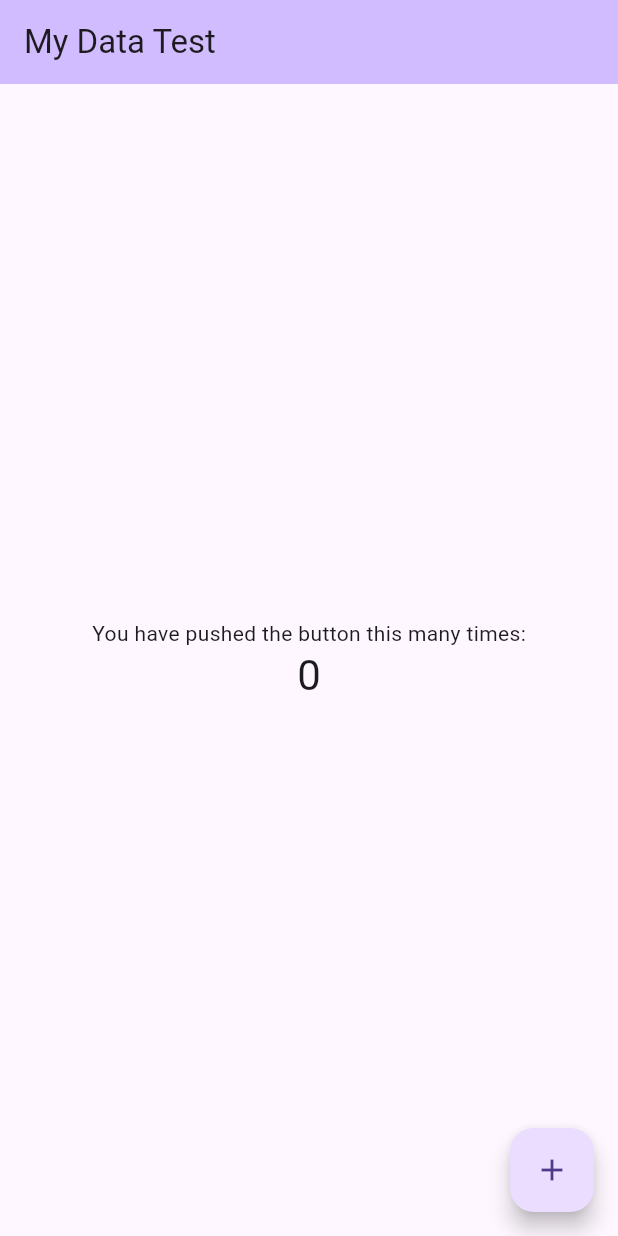
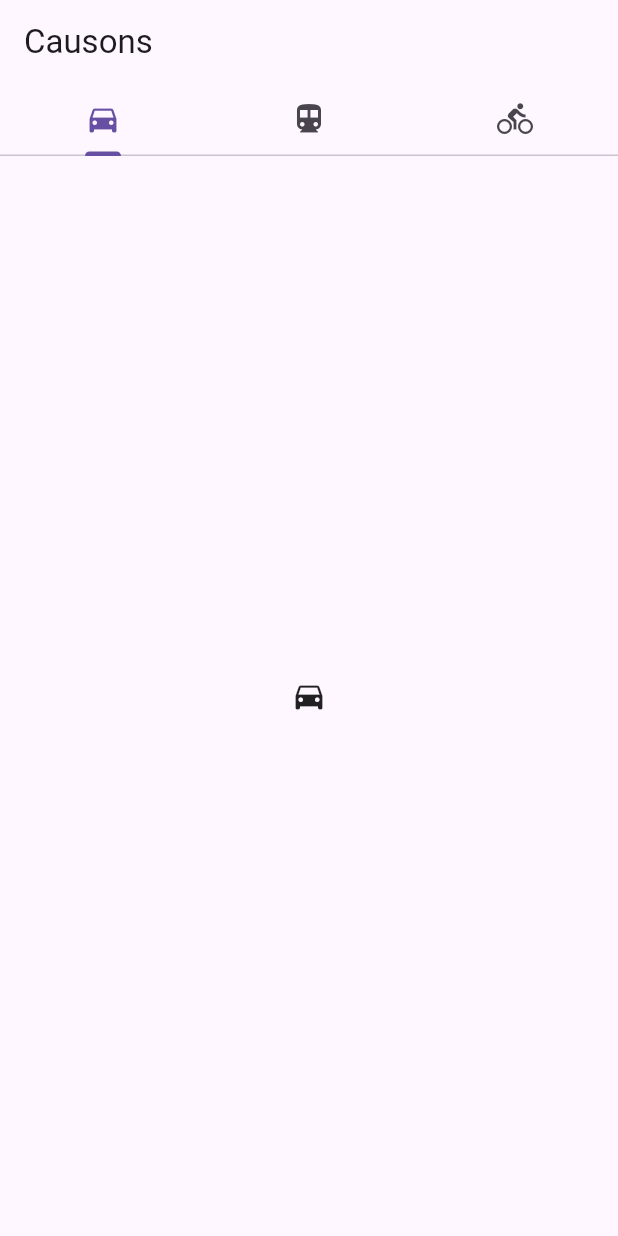
Before and after one commit to JojoKouam/causons_app, a Flutter app: the screen it shows after launch, on a phone screen of 412 x 824 dp. Run offline on Flutter 3.47's test engine with Material 3 defaults, Android fonts, the phone set to English and light mode, and no system bars.

Commit message:
[ADD] Tabs test

```diff
--- /dev/null
+++ b/lib/home_page.dart
@@ -0,0 +1,30 @@
+import 'package:flutter/material.dart';
+
+
+class HomePage extends StatelessWidget {
+  const HomePage({super.key});
+
+  @override
+  Widget build(BuildContext context) {
+    // TODO: implement build
+    return MaterialApp(
+      debugShowCheckedModeBanner: false,
+      home: DefaultTabController(length: 3, child: Scaffold(
+        appBar: AppBar(
+          bottom: const TabBar(
+            tabs: [
+              Tab(icon: Icon(Icons.directions_car)),
+              Tab(icon: Icon(Icons.directions_transit)),
+              Tab(icon: Icon(Icons.directions_bike)),
+            ],
+        ),
+          title: const Text('Causons')),
+        body: const TabBarView(children: [
+          Icon(Icons.directions_car),
+          Icon(Icons.directions_transit),
+          Icon(Icons.directions_bike),
+        ]),
+      ))
+    );
+  }
+}
--- a/lib/main.dart
+++ b/lib/main.dart
@@ -1,3 +1,4 @@
+import 'package:causons/home_page.dart';
 import 'package:flutter/material.dart';
 
 void main() {
@@ -10,116 +11,9 @@ class MyApp extends StatelessWidget {
   // This widget is the root of your application.
   @override
   Widget build(BuildContext context) {
-    return MaterialApp(
-      title: 'Flutter Demo',
-      theme: ThemeData(
-        // This is the theme of your application.
-        //
-        // TRY THIS: Try running your application with "flutter run". You'll see
-        // the application has a purple toolbar. Then, without quitting the app,
-        // try changing the seedColor in the colorScheme below to Colors.green
-        // and then invoke "hot reload" (save your changes or press the "hot
-        // reload" button in a Flutter-supported IDE, or press "r" if you used
-        // the command line to start the app).
-        //
-        // Notice that the counter didn't reset back to zero; the application
-        // state is not lost during the reload. To reset the state, use hot
-        // restart instead.
-        //
-        // This works for code too, not just values: Most code changes can be
-        // tested with just a hot reload.
-        // colorScheme: ColorScheme.fromSeed(seedColor: Colors.deepPurple),
-        useMaterial3: true,
-      ),
-      home: const MyHomePage(title: 'My Data Test'),
+    return const MaterialApp(
+      debugShowCheckedModeBanner: false,
+      home: HomePage(),
     );
   }
 }
-
-class MyHomePage extends StatefulWidget {
-  const MyHomePage({super.key, required this.title});
-
-  // This widget is the home page of your application. It is stateful, meaning
-  // that it has a State object (defined below) that contains fields that affect
-  // how it looks.
-
-  // This class is the configuration for the state. It holds the values (in this
-  // case the title) provided by the parent (in this case the App widget) and
-  // used by the build method of the State. Fields in a Widget subclass are
-  // always marked "final".
-
-  final String title;
-
-  @override
-  State<MyHomePage> createState() => _MyHomePageState();
-}
-
-class _MyHomePageState extends State<MyHomePage> {
-  int _counter = 0;
-
-  void _incrementCounter() {
-    setState(() {
-      // This call to setState tells the Flutter framework that something has
-      // changed in this State, which causes it to rerun the build method below
-      // so that the display can reflect the updated values. If we changed
-      // _counter without calling setState(), then the build method would not be
-      // called again, and so nothing would appear to happen.
-      _counter++;
-    });
-  }
-
-  @override
-  Widget build(BuildContext context) {
-    // This method is rerun every time setState is called, for instance as done
-    // by the _incrementCounter method above.
-    //
-    // The Flutter framework has been optimized to make rerunning build methods
-    // fast, so that you can just rebuild anything that needs updating rather
-    // than having to individually change instances of widgets.
-    return Scaffold(
-      appBar: AppBar(
-        // TRY THIS: Try changing the color here to a specific color (to
-        // Colors.amber, perhaps?) and trigger a hot reload to see the AppBar
-        // change color while the other colors stay the same.
-        backgroundColor: Theme.of(context).colorScheme.inversePrimary,
-        // Here we take the value from the MyHomePage object that was created by
-        // the App.build method, and use it to set our appbar title.
-        title: Text(widget.title),
-      ),
-      body: Center(
-        // Center is a layout widget. It takes a single child and positions it
-        // in the middle of the parent.
-        child: Column(
-          // Column is also a layout widget. It takes a list of children and
-          // arranges them vertically. By default, it sizes itself to fit its
-          // children horizontally, and tries to be as tall as its parent.
-          //
-          // Column has various properties to control how it sizes itself and
-          // how it positions its children. Here we use mainAxisAlignment to
-          // center the children vertically; the main axis here is the vertical
-          // axis because Columns are vertical (the cross axis would be
-          // horizontal).
-          //
-          // TRY THIS: Invoke "debug painting" (choose the "Toggle Debug Paint"
-          // action in the IDE, or press "p" in the console), to see the
-          // wireframe for each widget.
-          mainAxisAlignment: MainAxisAlignment.center,
-          children: <Widget>[
-            const Text(
-              'You have pushed the button this many times:',
-            ),
-            Text(
-              '$_counter',
-              style: Theme.of(context).textTheme.headlineMedium,
-            ),
-          ],
-        ),
-      ),
-      floatingActionButton: FloatingActionButton(
-        onPressed: _incrementCounter,
-        tooltip: 'Increment',
-        child: const Icon(Icons.add),
-      ), // This trailing comma makes auto-formatting nicer for build methods.
-    );
-  }
-}
```
Also changed, not shown: lib/tab_item.dart (added, +46 -0 lines).
